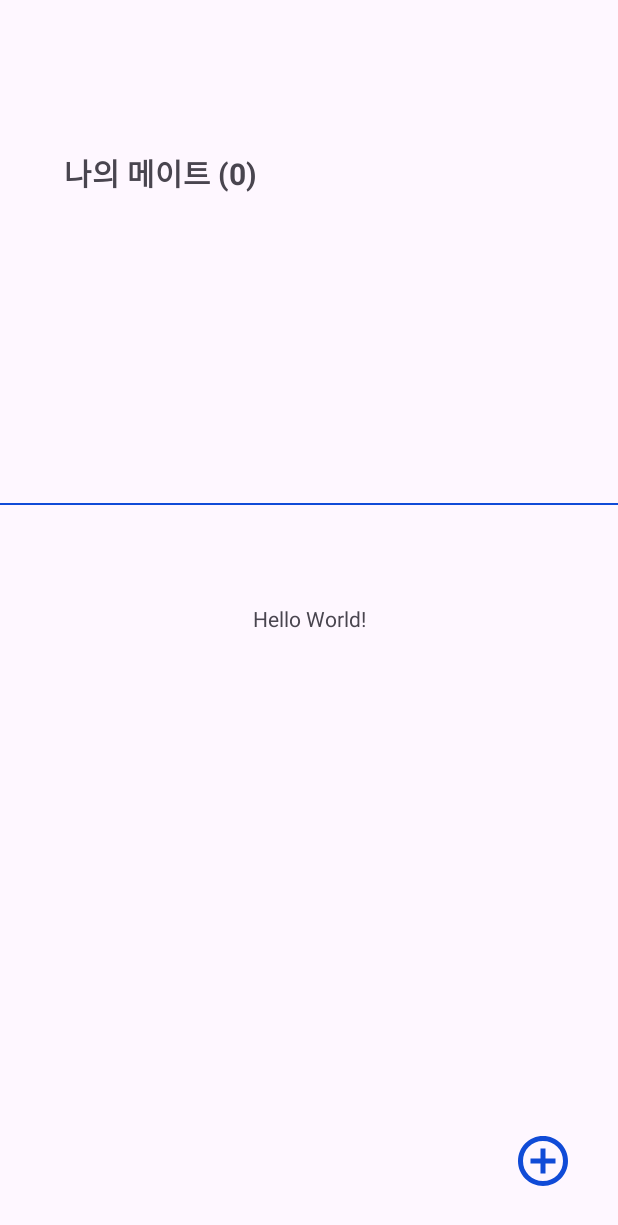
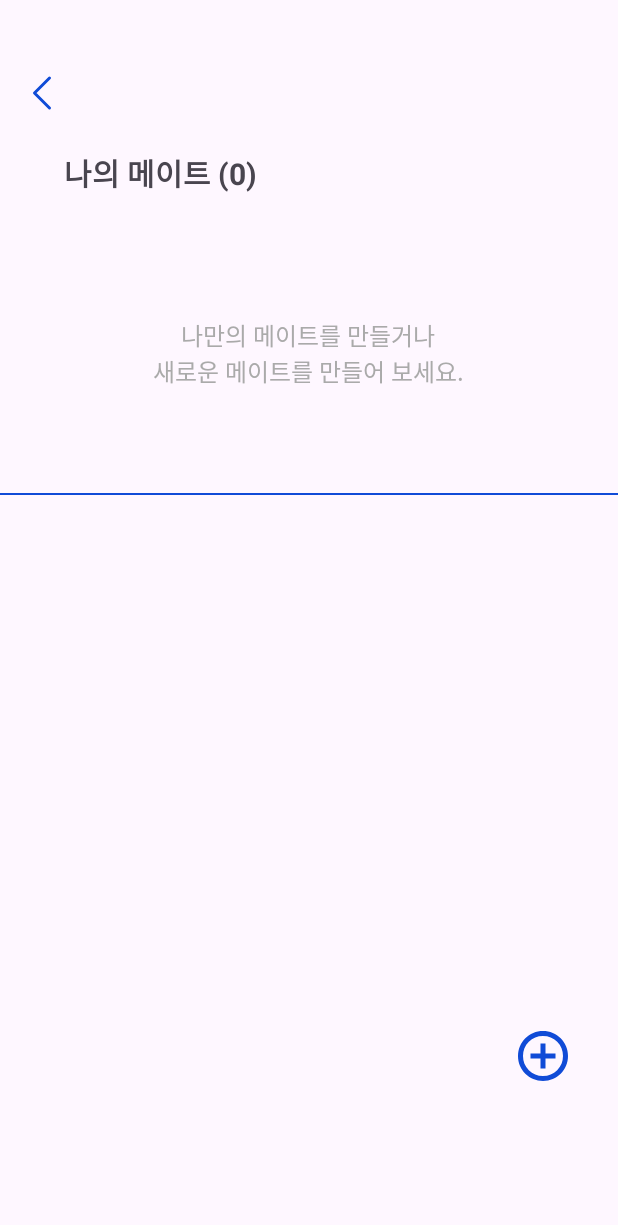
Before and after one commit to Pacebook-app/Android, an Android app: the screen it shows after launch (MainActivity), on a phone screen of 412 x 824 dp. Shown: the top 1225 px of the screen. Run offline under Robolectric (Android 15) with nearby library versions, the phone set to English and light mode, and no system bars; 5 statements that could not run were skipped.

Commit message:
#6 [지우/UI] - 메이트 유무에 따른 UI변화 작업했습니다.

```diff
--- a/app/src/main/java/com/example/pacebook/ui/main/RunningmateFragment.kt
+++ b/app/src/main/java/com/example/pacebook/ui/main/RunningmateFragment.kt
@@ -4,6 +4,7 @@ import android.os.Bundle
 import android.view.LayoutInflater
 import android.view.View
 import android.view.ViewGroup
+import android.widget.TextView
 import androidx.fragment.app.Fragment
 import androidx.recyclerview.widget.GridLayoutManager
 import androidx.recyclerview.widget.LinearLayoutManager
@@ -47,6 +48,7 @@ class RunningmateFragment : Fragment() {
                 selectedUsers.add(user)
                 selectedMateAdapter.notifyItemInserted(selectedUsers.size - 1)
                 updateMateTitle()
+                updateEmptyViewVisibility()
             }
         }
 
@@ -55,9 +57,35 @@ class RunningmateFragment : Fragment() {
 
         // 테스트용 더미 데이터
         populateDummyData()
+        updateMateTitle()
+        updateEmptyViewVisibility()
+
+        // '+' 버튼에 클릭 리스너 설정
+        binding.runningmateAddbutton.setOnClickListener {
+            parentFragmentManager.beginTransaction().apply {
+                replace(R.id.main, Recruitment()) // 컨테이너 ID는 실제 ID로 변경!
+                addToBackStack(null)
+                commit()
+            }
+        }
+
+    }
+
+    private fun updateEmptyViewVisibility() {
+        if (selectedUsers.isEmpty()) {
+            // 선택된 메이트가 없으면: RecyclerView 숨기고, 안내 문구 보여주기
+            binding.runningmateSelectedlistRv.visibility = View.GONE
+            binding.runningmateEmptyTv.visibility = View.VISIBLE
+        } else {
+            // 선택된 메이트가 있으면: RecyclerView 보여주고, 안내 문구 숨기기
+            binding.runningmateSelectedlistRv.visibility = View.VISIBLE
+            binding.runningmateEmptyTv.visibility = View.GONE
+        }
     }
 
     private fun populateDummyData() {
+        // [수정 2] 데이터가 비어있을 때만 더미 데이터를 추가해서 중복을 방지합니다.
+        if (allUsers.isEmpty()) {
             allUsers.addAll(
                 listOf(
                     User("한양대 정문", 5, R.drawable.example_picture),
@@ -69,6 +97,7 @@ class RunningmateFragment : Fragment() {
                     User( "상록수 근처" , 8, R.drawable.example_picture)
                 )
             )
+        }
         chooseMateAdapter.notifyDataSetChanged()
     }
 
--- /dev/null
+++ b/app/src/main/res/color/text_inputbox.xml
@@ -0,0 +1,6 @@
+<?xml version="1.0" encoding="utf-8"?>
+<selector xmlns:android="http://schemas.android.com/apk/res/android">
+    <item android:color="@color/corner" android:state_focused="true"/>
+
+    <item android:color="@color/corner"/>
+</selector>
--- a/app/src/main/res/layout/activity_main.xml
+++ b/app/src/main/res/layout/activity_main.xml
@@ -10,7 +10,6 @@
     <TextView
         android:layout_width="wrap_content"
         android:layout_height="wrap_content"
-        android:text="Hello World!"
         app:layout_constraintBottom_toBottomOf="parent"
         app:layout_constraintEnd_toEndOf="parent"
         app:layout_constraintStart_toStartOf="parent"
--- a/app/src/main/res/layout/choose_mate.xml
+++ b/app/src/main/res/layout/choose_mate.xml
@@ -22,8 +22,6 @@
             android:scaleType="centerCrop"
             android:src="@drawable/example_picture"
             app:shapeAppearanceOverlay="@style/corner" />
-
-        <!-- 장소명 -->
 
 
 
@@ -51,12 +49,10 @@
                 android:textSize="15sp"/>
         </LinearLayout>
 
-
-        <!-- 인원수 + 아이콘 -->
         <LinearLayout
             android:layout_width="match_parent"
             android:layout_height="wrap_content"
-            android:layout_marginTop="4dp"
+            android:layout_marginTop="2dp"
             android:orientation="horizontal"
             android:gravity="end|center_vertical">
 
--- a/app/src/main/res/layout/fragment_runningmate.xml
+++ b/app/src/main/res/layout/fragment_runningmate.xml
@@ -6,6 +6,28 @@
     android:layout_width="match_parent"
     android:layout_height="match_parent"
     tools:context=".ui.main.RunningmateFragment">
+
+    <com.google.android.material.appbar.AppBarLayout
+        android:id="@+id/runningmate_appbar_ABL"
+        android:layout_width="match_parent"
+        android:layout_height="wrap_content"
+        android:layout_marginTop="30dp"
+
+        app:layout_constraintTop_toTopOf="parent"
+        app:layout_constraintStart_toStartOf="parent"
+        app:layout_constraintEnd_toEndOf="parent">
+
+        <com.google.android.material.appbar.MaterialToolbar
+            android:id="@+id/runingmate_appbar_MT"
+            android:layout_width="match_parent"
+            android:layout_height="70dp"
+            app:navigationIcon="@drawable/chevron_icon"
+            app:titleCentered="true"
+            app:titleTextAppearance="@style/ToolbarTitleText"
+            app:titleTextColor="@android:color/black"
+
+            />
+    </com.google.android.material.appbar.AppBarLayout>
 
     <!-- 상단 제목 -->
     <TextView
@@ -21,28 +43,54 @@
         app:layout_constraintHorizontal_bias="0.15"
         android:layout_marginTop="100dp"/>
 
-    <!-- 가로 RecyclerView -->
-    <androidx.recyclerview.widget.RecyclerView
-        android:id="@+id/runningmate_selectedlist_rv"
-        android:layout_width="match_parent"
+    <FrameLayout
+        android:id="@+id/runningmate_selectedframe_fl"
+        android:layout_width="0dp"
         android:layout_height="180dp"
-        app:layoutManager="androidx.recyclerview.widget.LinearLayoutManager"
-        android:orientation="horizontal"
+        android:layout_marginTop="15dp"
         app:layout_constraintTop_toBottomOf="@id/runningmate_title_tv"
         app:layout_constraintStart_toStartOf="parent"
-        app:layout_constraintEnd_toEndOf="parent"
-        android:layout_marginTop="15dp"
-        tools:listitem="@layout/selected_mate" />
+        app:layout_constraintEnd_toEndOf="parent">
 
-    <!-- 하단 선 -->
+        <androidx.recyclerview.widget.RecyclerView
+            android:id="@+id/runningmate_selectedlist_rv"
+            android:layout_width="match_parent"
+            android:layout_height="match_parent"
+            app:layoutManager="androidx.recyclerview.widget.LinearLayoutManager"
+            android:orientation="horizontal"
+            tools:listitem="@layout/selected_mate" />
+
+        <TextView
+            android:id="@+id/runningmate_empty_tv"
+            android:layout_width="wrap_content"
+            android:layout_height="wrap_content"
+            android:text="나만의 메이트를 만들거나\n새로운 메이트를 만들어 보세요."
+            android:gravity="center"
+            android:textSize="16sp"
+            android:textColor="@android:color/darker_gray"
+            android:layout_gravity="center"
+            android:visibility="gone" />
+
+    </FrameLayout>
     <View
         android:id="@+id/runningmate_line_v"
         android:layout_width="0dp"
         android:layout_height="1dp"
         android:background="#104BD7"
-        app:layout_constraintTop_toBottomOf="@id/runningmate_selectedlist_rv"
+        app:layout_constraintTop_toBottomOf="@id/runningmate_selectedframe_fl"
         app:layout_constraintStart_toStartOf="parent"
-        android:layout_marginTop="10dp" />
+        android:layout_marginTop="3dp" />
+
+
+
+
+    <!-- 네비게이션바를 위한 가이드라인을 적용 -->
+    <androidx.constraintlayout.widget.Guideline
+        android:id="@+id/runningmate_guideline_Gl"
+        android:layout_width="wrap_content"
+        android:layout_height="wrap_content"
+        android:orientation="horizontal"
+        app:layout_constraintGuide_end="@dimen/bottom_navigation_height" />
 
     <!-- 세로 RecyclerView -->
     <androidx.recyclerview.widget.RecyclerView
@@ -51,7 +99,7 @@
         android:layout_height="0dp"
         app:layoutManager="androidx.recyclerview.widget.GridLayoutManager"
         app:layout_constraintTop_toBottomOf="@id/runningmate_line_v"
-        app:layout_constraintBottom_toBottomOf="parent"
+        app:layout_constraintBottom_toBottomOf="@id/runningmate_guideline_Gl"
         app:layout_constraintStart_toStartOf="parent"
         app:layout_constraintEnd_toEndOf="parent"
         android:layout_marginTop="8dp"
@@ -66,7 +114,7 @@
         android:contentDescription="메이트 추가"
         android:clickable="true"
         android:focusable="true"
-        app:layout_constraintBottom_toBottomOf="parent"
+        app:layout_constraintBottom_toTopOf="@id/runningmate_guideline_Gl"
         app:layout_constraintEnd_toEndOf="parent"/>
 
 
--- a/app/src/main/res/layout/selected_mate.xml
+++ b/app/src/main/res/layout/selected_mate.xml
@@ -39,7 +39,7 @@
         <LinearLayout
             android:layout_width="match_parent"
             android:layout_height="wrap_content"
-            android:layout_marginTop="4dp"
+            android:layout_marginTop="2dp"
             android:orientation="horizontal"
             android:gravity="end|center_vertical">
 
--- a/app/src/main/res/values/colors.xml
+++ b/app/src/main/res/values/colors.xml
@@ -3,5 +3,5 @@
     <color name="black">#FF000000</color>
     <color name="white">#FFFFFFFF</color>
     <color name="signature">#104BD7</color>
-    <color name="corner">#BBCFFF</color>
+    <color name="corner">#B2C9FF</color>
 </resources>
--- /dev/null
+++ b/app/src/main/res/values/guideline.xml
@@ -0,0 +1,4 @@
+<?xml version="1.0" encoding="utf-8"?>
+<resources>
+    <dimen name="bottom_navigation_height">70dp</dimen>
+</resources>
```
Also changed, not shown: app/src/main/java/com/example/pacebook/ui/main/Recruitment.kt (+53 -46 lines), app/src/main/res/drawable/ellipse.xml (added, +9 -0 lines), app/src/main/res/layout/fragment_recruitment.xml (+5 -4 lines), app/src/main/res/layout/fragment_result.xml (+12 -12 lines), app/src/main/res/drawable/time.png (added). Lines whose indentation alone changed are shown as unchanged.
